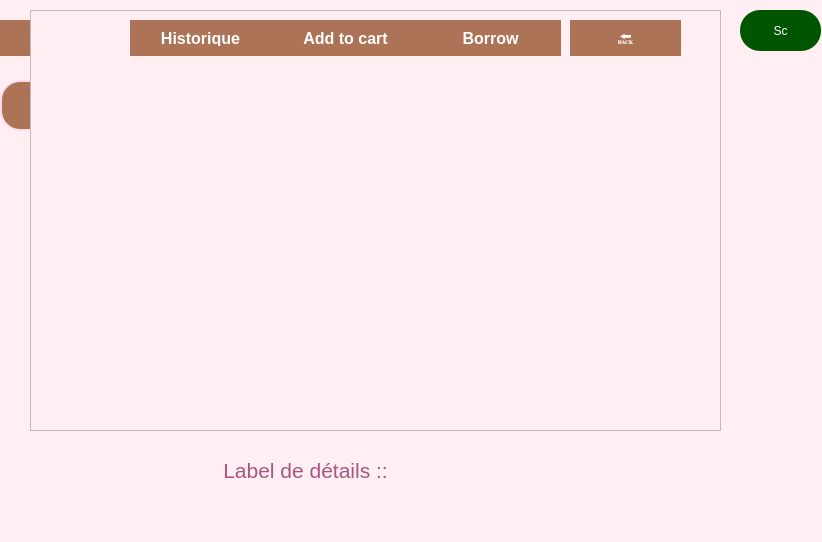
salmajaghoua23/Library, file studentlibrary.ui: the form before one commit.
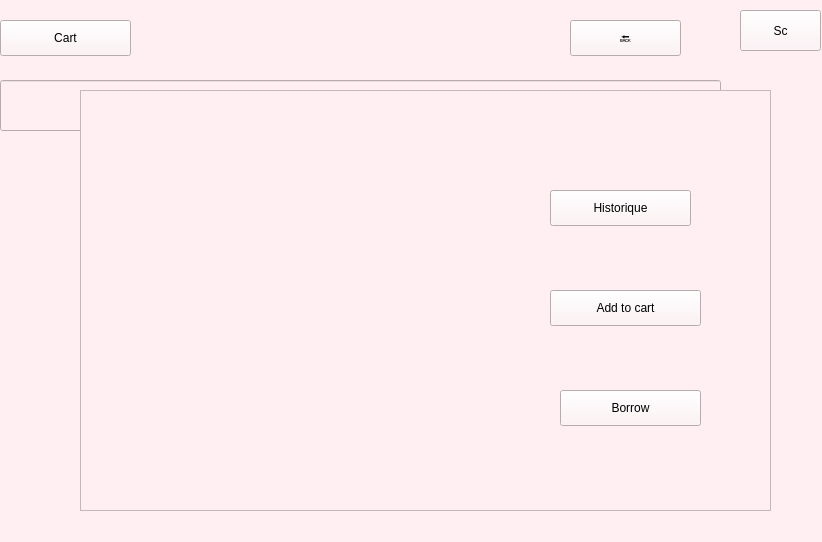
The form after the commit.

```diff
--- a/studentlibrary.ui
+++ b/studentlibrary.ui
@@ -28,23 +28,7 @@
     </rect>
    </property>
    <property name="styleSheet">
-    <string notr="true">QLineEdit {
-    background-color: rgb(173, 115, 86);
-
-    border: 2px solid #FFDDEE;
-    border-radius: 20px;
-    padding: 10px;
-    color: #4B0082;
-    font-size: 14pt;
-}
-
-QLineEdit:focus {
-    border: 2px solid #B57EDC;
-}
-QLineEdit:hover {
-    border: 2px solid rgb(255, 188, 140);
-}
-</string>
+    <string notr="true"/>
    </property>
   </widget>
   <widget class="QPushButton" name="searchButton">
@@ -57,22 +41,7 @@
     </rect>
    </property>
    <property name="styleSheet">
-    <string notr="true">QPushButton {
-    background:rgb(0, 85, 0)  ;/* Rose pastel au lieu de jaune doré */
-    color:white; /* Texte violet profond */
-	font: 700 italic 16pt &quot;Segoe UI&quot;;
-      padding: 10px;
-    border-radius: 20px;
-}
-
-QPushButton:hover {
-    background: #DDA0DD; /* Lavande douce au survol */
-}
-
-QPushButton:pressed {
-    background: #B57EDC; /* Violet clair appuyé */
-}
-</string>
+    <string notr="true"/>
    </property>
    <property name="text">
     <string>Sc</string>
@@ -91,7 +60,7 @@
     <string notr="true"/>
    </property>
    <property name="text">
-    <string>&lt;html&gt;&lt;head/&gt;&lt;body&gt;&lt;p align=&quot;center&quot;&gt;&lt;span style=&quot; font-size:16pt; color:#aa557f;&quot;&gt;Label de détails ::&lt;/span&gt;&lt;/p&gt;&lt;/body&gt;&lt;/html&gt;</string>
+    <string>&lt;html&gt;&lt;head/&gt;&lt;body&gt;&lt;p align=&quot;center&quot;&gt;&lt;br/&gt;&lt;/p&gt;&lt;/body&gt;&lt;/html&gt;</string>
    </property>
   </widget>
   <widget class="QPushButton" name="btnCart">
@@ -104,59 +73,7 @@
     </rect>
    </property>
    <property name="styleSheet">
-    <string notr="true">/* Base Button Style */
-QPushButton {
-  background-color: rgb(173, 115, 86);
-/* Royal Purple */
-    color: white;            /* Gold Text */
-    border: none;
-    border-radius: 20px;        /* Rounded Corners */
-    padding: 10px 20px;
-    font-size: 16px;
-    font-weight: bold;
-    transition: all 0.3s ease-in-out;
-}
-
-/* Hover Effect */
-QPushButton:hover {
-    /* Brighter Purple */
-    color: #FFFACD;             /* Lemon Chiffon */
-    border: 1px solid #FFD700;  /* Gold Border */
-}
-
-/* Pressed Effect */
-QPushButton:pressed {
-    background-color: rgb(255, 164, 89);/* Indigo */
-    color: #D4AF37;             /* Metallic Gold */
-    font-size: 15px;            /* Slight Shrink */
-    padding: 11px 21px;         /* Compensates for Shrink */
-}
-
-/* Focus Effect */
-QPushButton:focus {
-    outline: none;
-    border: 2px solid #FFD700;
-}
-
-/* Accent Button Variant */
-QPushButton.accent {
-    background-color: #FFD700;  /* Gold */
-    color: #4B0082;             /* Deep Purple */
-}
-
-QPushButton.accent:hover {
-    background-color: #F0E68C;  /* Khaki */
-    color: #4B0082;
-    border: 1px solid #D4AF37;
-}
-
-QPushButton.accent:pressed {
-    background-color: #D4AF37;  /* Metallic Gold */
-    color: #4B0082;
-    font-size: 15px;
-    padding: 11px 21px;
-}
-</string>
+    <string notr="true"/>
    </property>
    <property name="text">
     <string>Cart</string>
@@ -165,8 +82,8 @@
   <widget class="QTableView" name="bookListView">
    <property name="geometry">
     <rect>
-     <x>30</x>
-     <y>10</y>
+     <x>80</x>
+     <y>90</y>
      <width>691</width>
      <height>421</height>
     </rect>
@@ -178,66 +95,14 @@
   <widget class="QPushButton" name="btnHistorique">
    <property name="geometry">
     <rect>
-     <x>130</x>
-     <y>20</y>
+     <x>550</x>
+     <y>190</y>
      <width>141</width>
      <height>36</height>
     </rect>
    </property>
    <property name="styleSheet">
-    <string notr="true">/* Base Button Style */
-QPushButton {
-  background-color: rgb(173, 115, 86);
-/* Royal Purple */
-    color: white;            /* Gold Text */
-    border: none;
-    border-radius: 20px;        /* Rounded Corners */
-    padding: 10px 20px;
-    font-size: 16px;
-    font-weight: bold;
-    transition: all 0.3s ease-in-out;
-}
-
-/* Hover Effect */
-QPushButton:hover {
- /* Brighter Purple */
-    color: #FFFACD;             /* Lemon Chiffon */
-    border: 1px solid #FFD700;  /* Gold Border */
-}
-
-/* Pressed Effect */
-QPushButton:pressed {
-    background-color: rgb(255, 164, 89);/* Indigo */
-    color: #D4AF37;             /* Metallic Gold */
-    font-size: 15px;            /* Slight Shrink */
-    padding: 11px 21px;         /* Compensates for Shrink */
-}
-
-/* Focus Effect */
-QPushButton:focus {
-    outline: none;
-    border: 2px solid #FFD700;
-}
-
-/* Accent Button Variant */
-QPushButton.accent {
-    background-color: #FFD700;  /* Gold */
-    color: #4B0082;             /* Deep Purple */
-}
-
-QPushButton.accent:hover {
-    background-color: #F0E68C;  /* Khaki */
-    color: #4B0082;
-    border: 1px solid #D4AF37;
-}
-
-QPushButton.accent:pressed {
-    background-color: #D4AF37;  /* Metallic Gold */
-    color: #4B0082;
-    font-size: 15px;
-    padding: 11px 21px;
-}
-</string>
+    <string notr="true"/>
    </property>
    <property name="text">
     <string>Historique</string>
@@ -246,66 +111,14 @@
   <widget class="QPushButton" name="addToCartButton">
    <property name="geometry">
     <rect>
-     <x>270</x>
-     <y>20</y>
+     <x>550</x>
+     <y>290</y>
      <width>151</width>
      <height>36</height>
     </rect>
    </property>
    <property name="styleSheet">
-    <string notr="true">/* Base Button Style */
-QPushButton {
-  background-color: rgb(173, 115, 86);
-/* Royal Purple */
-    color: white;            /* Gold Text */
-    border: none;
-    border-radius: 20px;        /* Rounded Corners */
-    padding: 10px 20px;
-    font-size: 16px;
-    font-weight: bold;
-    transition: all 0.3s ease-in-out;
-}
-
-/* Hover Effect */
-QPushButton:hover {
-    background-color: #8A2BE2;  /* Brighter Purple */
-    color: #FFFACD;             /* Lemon Chiffon */
-    border: 1px solid #FFD700;  /* Gold Border */
-}
-
-/* Pressed Effect */
-QPushButton:pressed {
- 
-    color: #D4AF37;             /* Metallic Gold */
-    font-size: 15px;            /* Slight Shrink */
-    padding: 11px 21px;         /* Compensates for Shrink */
-}
-
-/* Focus Effect */
-QPushButton:focus {
-    outline: none;
-    border: 2px solid #FFD700;
-}
-
-/* Accent Button Variant */
-QPushButton.accent {
-    background-color: #FFD700;  /* Gold */
-    color: #4B0082;             /* Deep Purple */
-}
-
-QPushButton.accent:hover {
-    background-color: #F0E68C;  /* Khaki */
-    color: #4B0082;
-    border: 1px solid #D4AF37;
-}
-
-QPushButton.accent:pressed {
-    background-color: #D4AF37;  /* Metallic Gold */
-    color: #4B0082;
-    font-size: 15px;
-    padding: 11px 21px;
-}
-</string>
+    <string notr="true"/>
    </property>
    <property name="text">
     <string>Add to cart</string>
@@ -314,66 +127,14 @@
   <widget class="QPushButton" name="borrowButton">
    <property name="geometry">
     <rect>
-     <x>420</x>
-     <y>20</y>
+     <x>560</x>
+     <y>390</y>
      <width>141</width>
      <height>36</height>
     </rect>
    </property>
    <property name="styleSheet">
-    <string notr="true">/* Base Button Style */
-QPushButton {
-  background-color: rgb(173, 115, 86);
-/* Royal Purple */
-    color: white;            /* Gold Text */
-    border: none;
-    border-radius: 20px;        /* Rounded Corners */
-    padding: 10px 20px;
-    font-size: 16px;
-    font-weight: bold;
-    transition: all 0.3s ease-in-out;
-}
-
-/* Hover Effect */
-QPushButton:hover {
-    background-color: #8A2BE2;  /* Brighter Purple */
-    color: #FFFACD;             /* Lemon Chiffon */
-    border: 1px solid #FFD700;  /* Gold Border */
-}
-
-/* Pressed Effect */
-QPushButton:pressed {
-   
-    color: #D4AF37;             /* Metallic Gold */
-    font-size: 15px;            /* Slight Shrink */
-    padding: 11px 21px;         /* Compensates for Shrink */
-}
-
-/* Focus Effect */
-QPushButton:focus {
-    outline: none;
-    border: 2px solid #FFD700;
-}
-
-/* Accent Button Variant */
-QPushButton.accent {
-    background-color: #FFD700;  /* Gold */
-    color: #4B0082;             /* Deep Purple */
-}
-
-QPushButton.accent:hover {
-    background-color: #F0E68C;  /* Khaki */
-    color: #4B0082;
-    border: 1px solid #D4AF37;
-}
-
-QPushButton.accent:pressed {
-    background-color: #D4AF37;  /* Metallic Gold */
-    color: #4B0082;
-    font-size: 15px;
-    padding: 11px 21px;
-}
-</string>
+    <string notr="true"/>
    </property>
    <property name="text">
     <string>Borrow</string>
@@ -389,59 +150,7 @@
     </rect>
    </property>
    <property name="styleSheet">
-    <string notr="true">/* Base Button Style */
-QPushButton {
-  background-color: rgb(173, 115, 86);
-/* Royal Purple */
-    color: white;            /* Gold Text */
-    border: none;
-    border-radius: 20px;        /* Rounded Corners */
-    padding: 10px 20px;
-    font-size: 16px;
-    font-weight: bold;
-    transition: all 0.3s ease-in-out;
-}
-
-/* Hover Effect */
-QPushButton:hover {
-    background-color: #8A2BE2;  /* Brighter Purple */
-    color: #FFFACD;             /* Lemon Chiffon */
-    border: 1px solid #FFD700;  /* Gold Border */
-}
-
-/* Pressed Effect */
-QPushButton:pressed {
-
-    color: #D4AF37;             /* Metallic Gold */
-    font-size: 15px;            /* Slight Shrink */
-    padding: 11px 21px;         /* Compensates for Shrink */
-}
-
-/* Focus Effect */
-QPushButton:focus {
-    outline: none;
-    border: 2px solid #FFD700;
-}
-
-/* Accent Button Variant */
-QPushButton.accent {
-    background-color: #FFD700;  /* Gold */
-    color: #4B0082;             /* Deep Purple */
-}
-
-QPushButton.accent:hover {
-    background-color: #F0E68C;  /* Khaki */
-    color: #4B0082;
-    border: 1px solid #D4AF37;
-}
-
-QPushButton.accent:pressed {
-    background-color: #D4AF37;  /* Metallic Gold */
-    color: #4B0082;
-    font-size: 15px;
-    padding: 11px 21px;
-}
-</string>
+    <string notr="true"/>
    </property>
    <property name="text">
     <string>🔙</string>
```
